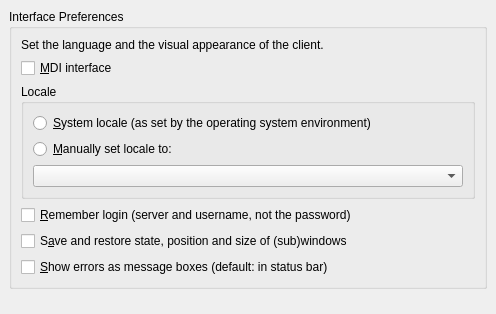
Qt form qtSkeleton/PreferencesDialogInterface.ui (Wolframe/qtClient) before a commit.
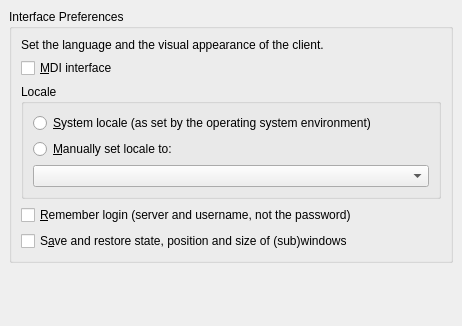
The same form after that commit.

```diff
--- a/qtSkeleton/PreferencesDialogInterface.ui
+++ b/qtSkeleton/PreferencesDialogInterface.ui
@@ -6,8 +6,8 @@
    <rect>
     <x>0</x>
     <y>0</y>
-    <width>496</width>
-    <height>314</height>
+    <width>462</width>
+    <height>326</height>
    </rect>
   </property>
   <layout class="QGridLayout">
@@ -96,13 +96,6 @@
         </property>
        </widget>
       </item>
-      <item row="6" column="0">
-       <widget class="QCheckBox" name="errorsMessageBoxes">
-        <property name="text">
-         <string>&amp;Show errors as message boxes (default: in status bar)</string>
-        </property>
-       </widget>
-      </item>
      </layout>
     </widget>
    </item>
```
